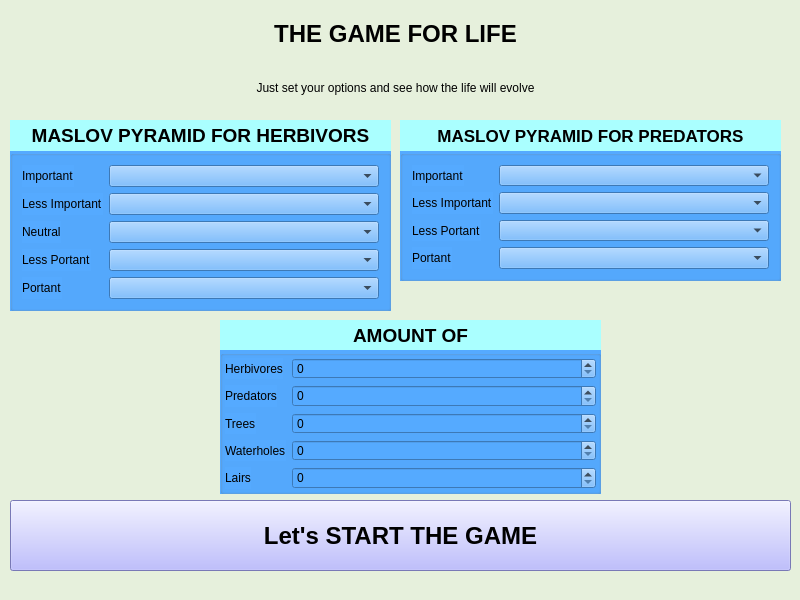
m9rc1n/life, file src/init/init_ui.ui: the form before one commit.
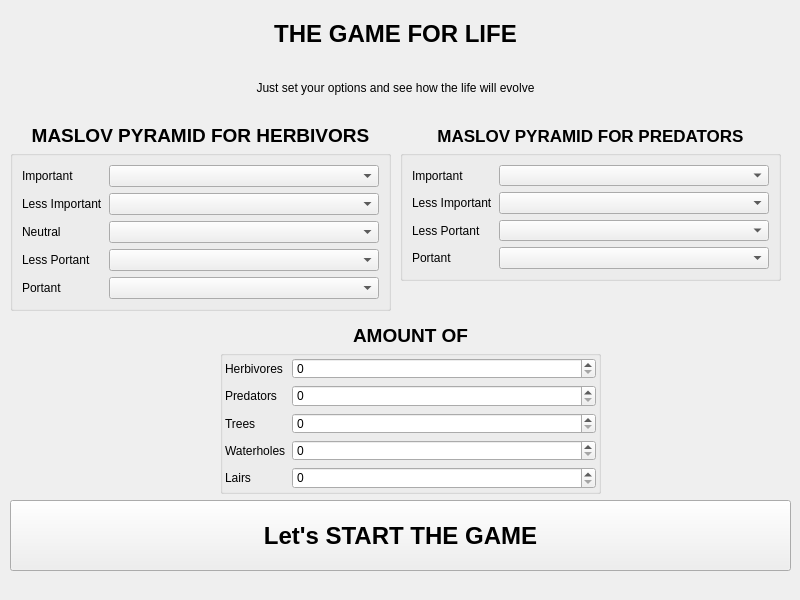
The form after the commit.

Commit message: koniec z wksperymentowanie z wygladem :)

```diff
--- a/src/init/init_ui.ui
+++ b/src/init/init_ui.ui
@@ -14,7 +14,7 @@
    <string>MainWindow</string>
   </property>
   <property name="styleSheet">
-   <string notr="true">background-color: rgb(230, 240, 220);</string>
+   <string notr="true"/>
   </property>
   <widget class="QWidget" name="centralwidget">
    <widget class="QWidget" name="verticalLayoutWidget">
@@ -78,8 +78,7 @@
         </font>
        </property>
        <property name="styleSheet">
-        <string notr="true">border-color: rgb(0, 0, 0);
-background-color: rgb(170, 255, 255);</string>
+        <string notr="true"/>
        </property>
        <property name="text">
         <string>AMOUNT OF</string>
@@ -101,7 +100,7 @@
      </rect>
     </property>
     <property name="styleSheet">
-     <string notr="true">background-color: rgb(85, 170, 255);</string>
+     <string notr="true"/>
     </property>
     <layout class="QFormLayout" name="formLayout_2">
      <property name="fieldGrowthPolicy">
@@ -169,7 +168,7 @@
      </rect>
     </property>
     <property name="styleSheet">
-     <string notr="true">background-color: rgb(85, 170, 255);</string>
+     <string notr="true"/>
     </property>
     <layout class="QFormLayout" name="formLayout_4">
      <property name="fieldGrowthPolicy">
@@ -227,7 +226,7 @@
      </rect>
     </property>
     <property name="styleSheet">
-     <string notr="true">background-color: rgb(85, 170, 255);</string>
+     <string notr="true"/>
     </property>
     <layout class="QFormLayout" name="formLayout">
      <property name="leftMargin">
@@ -315,7 +314,7 @@
         </font>
        </property>
        <property name="styleSheet">
-        <string notr="true">background-color: rgb(170, 255, 255);</string>
+        <string notr="true"/>
        </property>
        <property name="text">
         <string>MASLOV PYRAMID FOR PREDATORS</string>
@@ -354,7 +353,7 @@
         </font>
        </property>
        <property name="styleSheet">
-        <string notr="true">background-color: rgb(170, 170, 255);</string>
+        <string notr="true"/>
        </property>
        <property name="text">
         <string>Let's START THE GAME</string>
@@ -384,7 +383,7 @@
         </font>
        </property>
        <property name="styleSheet">
-        <string notr="true">background-color: rgb(170, 255, 255);</string>
+        <string notr="true"/>
        </property>
        <property name="text">
         <string>MASLOV PYRAMID FOR HERBIVORS</string>
```
The commit also changes 1 other file.
